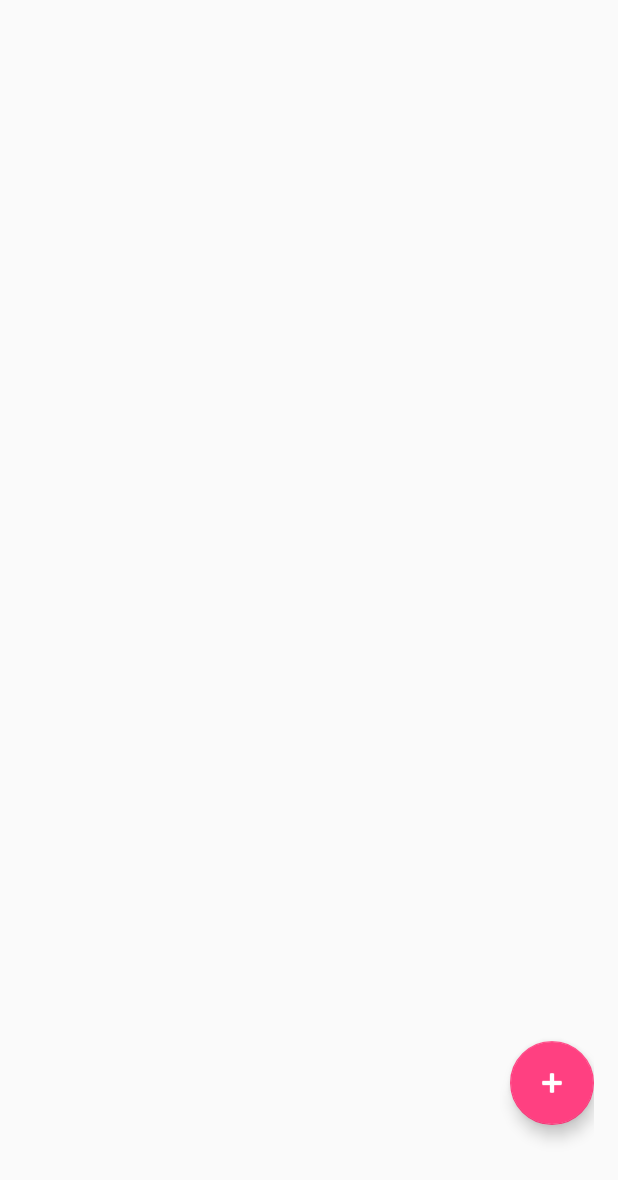
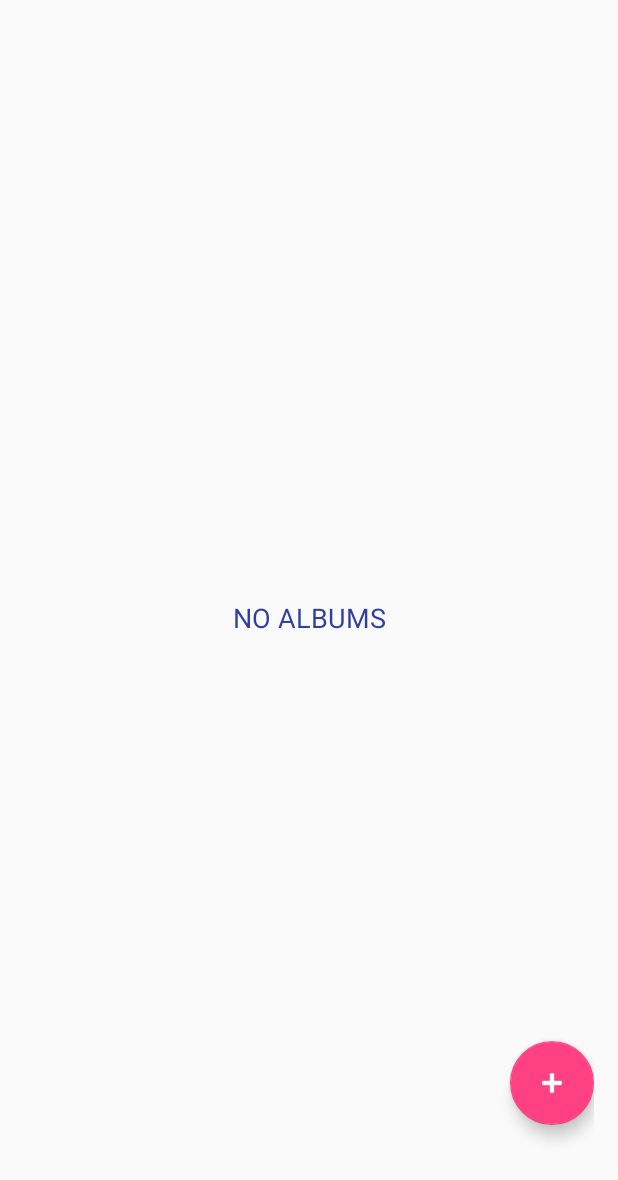
Before and after one commit to msansm1/androdek, an Android app: the layout fragment_album.xml on its own in the app's theme, with its tools: preview values and no code run, on a phone screen of 412 x 824 dp. Shown: the top 1180 px of the screen. Run offline under Robolectric (Android 15) with nearby library versions, the phone set to English and light mode, and no system bars.

Commit message:
albums list (ongoing)

```diff
--- a/app/build.gradle
+++ b/app/build.gradle
@@ -35,5 +35,6 @@ dependencies {
 
     compile 'com.squareup.retrofit2:retrofit:2.1.0'
     compile 'com.joanzapata.iconify:android-iconify-material:2.2.2'
+    compile 'eu.davidea:flexible-adapter:5.0.0-b7'
 
 }
--- a/app/src/main/res/layout/fragment_album.xml
+++ b/app/src/main/res/layout/fragment_album.xml
@@ -7,6 +7,21 @@
     android:paddingRight="@dimen/activity_horizontal_margin"
     android:paddingTop="@dimen/activity_vertical_margin"
     tools:showIn="@layout/activity_media">
+
+    <TextView
+        android:layout_width="match_parent"
+        android:layout_height="match_parent"
+        android:id="@+id/albumsEmpty"
+        android:text="@string/no_albums"
+        android:textAllCaps="true"
+        android:textColor="@color/colorPrimaryDark"
+        android:textSize="18sp"
+        android:gravity="center"/>
+
+    <android.support.v7.widget.RecyclerView
+        android:id="@+id/albumsList"
+        android:layout_width="match_parent"
+        android:layout_height="match_parent"/>
 
     <android.support.design.widget.FloatingActionButton
         android:id="@+id/add_album"
--- a/app/src/main/res/values/strings.xml
+++ b/app/src/main/res/values/strings.xml
@@ -30,13 +30,15 @@
     <string name="all_collec_tvshows">TV Shows</string>
 
     <string name="title_activity_album">AlbumActivity</string>
-
-    <string name="action_settings">Settings</string>
+    <string name="no_albums">No albums</string>
 
     <string name="title_activity_book">BookActivity</string>
+    <string name="no_books">No books</string>
 
     <string name="title_activity_movie">MovieActivity</string>
+    <string name="no_movies">No movies</string>
 
     <string name="title_activity_tv_show">TvShowActivity</string>
+    <string name="no_tvshows">No tv shows</string>
 
 </resources>
```
Also changed, not shown: app/src/main/java/bzh/msansm1/androdek/media/album/AlbumFragment.java (+44 -0 lines).
